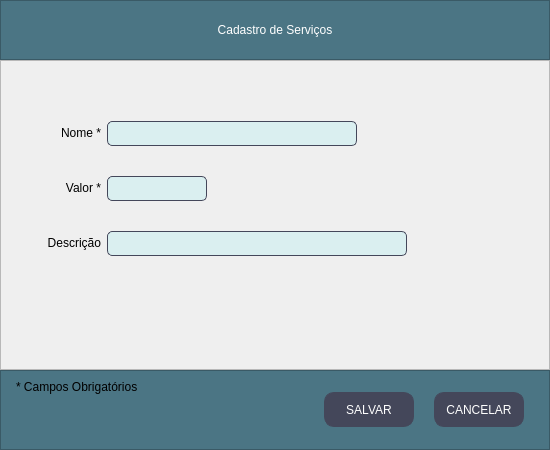
elianoli/funtura, file pages/ui_pages/servico.ui: the form before one commit.
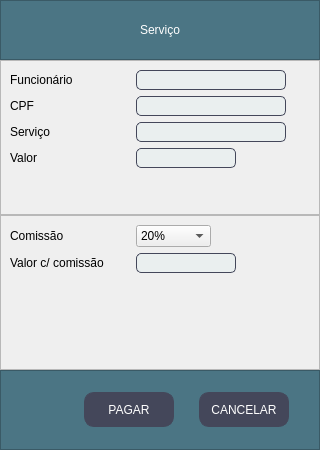
The form after the commit.

```diff
--- a/pages/ui_pages/servico.ui
+++ b/pages/ui_pages/servico.ui
@@ -9,19 +9,19 @@
    <rect>
     <x>0</x>
     <y>0</y>
-    <width>550</width>
+    <width>320</width>
     <height>450</height>
    </rect>
   </property>
   <property name="minimumSize">
    <size>
-    <width>550</width>
+    <width>320</width>
     <height>450</height>
    </size>
   </property>
   <property name="maximumSize">
    <size>
-    <width>550</width>
+    <width>320</width>
     <height>450</height>
    </size>
   </property>
@@ -29,6 +29,29 @@
    <string>MainWindow</string>
   </property>
   <widget class="QWidget" name="centralwidget">
+   <property name="styleSheet">
+    <string notr="true">QLineEdit{
+	border-radius: 5px;
+	border: 0.5px solid #44475a;
+	font:11pt &quot;MS Shell Dlg 2&quot;;
+	padding: 1px;
+	background-color: #eaefef;
+}
+
+QLineEdit:focus{
+	border: 1.5px solid #44475a;
+}
+
+QLabel{
+	font: 75 11pt &quot;Arial&quot;;
+}
+QComboBox{
+	font: 9pt &quot;MS Shell Dlg 2&quot;;
+}
+QDateEdit{
+	font: 9pt &quot;MS Shell Dlg 2&quot;;
+}</string>
+   </property>
    <layout class="QVBoxLayout" name="verticalLayout">
     <property name="spacing">
      <number>0</number>
@@ -68,16 +91,34 @@
       <property name="frameShadow">
        <enum>QFrame::Raised</enum>
       </property>
-      <layout class="QHBoxLayout" name="horizontalLayout_2">
+      <layout class="QHBoxLayout" name="horizontalLayout">
+       <property name="leftMargin">
+        <number>9</number>
+       </property>
+       <property name="topMargin">
+        <number>9</number>
+       </property>
        <item>
-        <widget class="QLabel" name="label_titulo">
+        <widget class="QLabel" name="label">
+         <property name="minimumSize">
+          <size>
+           <width>300</width>
+           <height>30</height>
+          </size>
+         </property>
+         <property name="maximumSize">
+          <size>
+           <width>300</width>
+           <height>30</height>
+          </size>
+         </property>
          <property name="styleSheet">
           <string notr="true">font: 87 12pt &quot;Arial Black&quot;;
 color: rgb(255, 255, 255);
 </string>
          </property>
          <property name="text">
-          <string>Cadastro de Serviços</string>
+          <string>Serviço</string>
          </property>
          <property name="alignment">
           <set>Qt::AlignCenter</set>
@@ -89,33 +130,6 @@
     </item>
     <item>
      <widget class="QFrame" name="frame_2">
-      <property name="minimumSize">
-       <size>
-        <width>70</width>
-        <height>0</height>
-       </size>
-      </property>
-      <property name="styleSheet">
-       <string notr="true">QLineEdit, QTextEdit{
-	border-radius: 5px;
-	border: 0.5px solid #44475a;
-	font:11pt &quot;MS Shell Dlg 2&quot;;
-	padding: 1px;
-	background-color: #DAEFF0;
-}
-QLabel{
-	font: 75 11pt &quot;Arial&quot;;
-}
-QComboBox{
-	font: 9pt &quot;MS Shell Dlg 2&quot;;
-}
-QDateEdit{
-	font: 9pt &quot;MS Shell Dlg 2&quot;;
-}
-QLineEdit:focus{
-	border: 1.5px solid #44475a;
-}</string>
-      </property>
       <property name="frameShape">
        <enum>QFrame::StyledPanel</enum>
       </property>
@@ -123,31 +137,16 @@
        <enum>QFrame::Raised</enum>
       </property>
       <layout class="QFormLayout" name="formLayout">
-       <property name="verticalSpacing">
-        <number>30</number>
-       </property>
-       <property name="leftMargin">
-        <number>30</number>
-       </property>
-       <property name="topMargin">
-        <number>60</number>
-       </property>
        <item row="0" column="0">
         <widget class="QLabel" name="nome_label">
          <property name="minimumSize">
           <size>
-           <width>70</width>
+           <width>120</width>
            <height>0</height>
           </size>
          </property>
          <property name="text">
-          <string>Nome *</string>
-         </property>
-         <property name="alignment">
-          <set>Qt::AlignRight|Qt::AlignTrailing|Qt::AlignVCenter</set>
-         </property>
-         <property name="textInteractionFlags">
-          <set>Qt::LinksAccessibleByMouse</set>
+          <string>Funcionário</string>
          </property>
         </widget>
        </item>
@@ -155,93 +154,188 @@
         <widget class="QLineEdit" name="nome">
          <property name="minimumSize">
           <size>
-           <width>250</width>
-           <height>25</height>
+           <width>150</width>
+           <height>0</height>
           </size>
          </property>
          <property name="maximumSize">
           <size>
-           <width>250</width>
-           <height>25</height>
+           <width>150</width>
+           <height>16777215</height>
           </size>
          </property>
-         <property name="clearButtonEnabled">
+         <property name="readOnly">
           <bool>true</bool>
          </property>
         </widget>
        </item>
        <item row="1" column="0">
-        <widget class="QLabel" name="valor_label">
-         <property name="minimumSize">
-          <size>
-           <width>70</width>
-           <height>0</height>
-          </size>
-         </property>
+        <widget class="QLabel" name="label_5">
          <property name="text">
-          <string>Valor *</string>
-         </property>
-         <property name="alignment">
-          <set>Qt::AlignRight|Qt::AlignTrailing|Qt::AlignVCenter</set>
-         </property>
-         <property name="textInteractionFlags">
-          <set>Qt::LinksAccessibleByMouse</set>
+          <string>CPF</string>
          </property>
         </widget>
        </item>
        <item row="1" column="1">
-        <widget class="QLineEdit" name="valor">
-         <property name="minimumSize">
-          <size>
-           <width>100</width>
-           <height>25</height>
-          </size>
-         </property>
+        <widget class="QLineEdit" name="line_cpf">
          <property name="maximumSize">
           <size>
-           <width>100</width>
-           <height>25</height>
+           <width>150</width>
+           <height>16777215</height>
           </size>
          </property>
-         <property name="clearButtonEnabled">
+         <property name="readOnly">
           <bool>true</bool>
          </property>
         </widget>
        </item>
        <item row="2" column="0">
-        <widget class="QLabel" name="descricao_label">
-         <property name="minimumSize">
-          <size>
-           <width>70</width>
-           <height>0</height>
-          </size>
-         </property>
+        <widget class="QLabel" name="label_6">
          <property name="text">
-          <string>Descrição</string>
-         </property>
-         <property name="alignment">
-          <set>Qt::AlignRight|Qt::AlignTrailing|Qt::AlignVCenter</set>
-         </property>
-         <property name="textInteractionFlags">
-          <set>Qt::LinksAccessibleByMouse</set>
+          <string>Serviço</string>
          </property>
         </widget>
        </item>
        <item row="2" column="1">
-        <widget class="QLineEdit" name="descricao">
+        <widget class="QLineEdit" name="line_ser">
+         <property name="maximumSize">
+          <size>
+           <width>150</width>
+           <height>16777215</height>
+          </size>
+         </property>
+         <property name="readOnly">
+          <bool>true</bool>
+         </property>
+        </widget>
+       </item>
+       <item row="3" column="0">
+        <widget class="QLabel" name="label_7">
+         <property name="text">
+          <string>Valor</string>
+         </property>
+        </widget>
+       </item>
+       <item row="3" column="1">
+        <widget class="QLineEdit" name="line_val">
+         <property name="maximumSize">
+          <size>
+           <width>100</width>
+           <height>16777215</height>
+          </size>
+         </property>
+         <property name="readOnly">
+          <bool>true</bool>
+         </property>
+        </widget>
+       </item>
+      </layout>
+     </widget>
+    </item>
+    <item>
+     <widget class="QFrame" name="frame_4">
+      <property name="frameShape">
+       <enum>QFrame::StyledPanel</enum>
+      </property>
+      <property name="frameShadow">
+       <enum>QFrame::Raised</enum>
+      </property>
+      <layout class="QFormLayout" name="formLayout_2">
+       <item row="0" column="0">
+        <widget class="QLabel" name="label_2">
          <property name="minimumSize">
           <size>
-           <width>300</width>
-           <height>25</height>
+           <width>120</width>
+           <height>0</height>
           </size>
          </property>
+         <property name="text">
+          <string>Comissão</string>
+         </property>
+        </widget>
+       </item>
+       <item row="0" column="1">
+        <widget class="QComboBox" name="box_com">
          <property name="maximumSize">
           <size>
-           <width>300</width>
-           <height>25</height>
+           <width>75</width>
+           <height>16777215</height>
           </size>
          </property>
-         <property name="clearButtonEnabled">
+         <property name="styleSheet">
+          <string notr="true">QComboBox{
+	font: 10pt &quot;MS Shell Dlg 2&quot;;
+	background-color: none;
+}</string>
+         </property>
+         <item>
+          <property name="text">
+           <string>20%</string>
+          </property>
+         </item>
+         <item>
+          <property name="text">
+           <string>25%</string>
+          </property>
+         </item>
+         <item>
+          <property name="text">
+           <string>33%</string>
+          </property>
+         </item>
+         <item>
+          <property name="text">
+           <string>40%</string>
+          </property>
+         </item>
+         <item>
+          <property name="text">
+           <string>50%</string>
+          </property>
+         </item>
+         <item>
+          <property name="text">
+           <string>60%</string>
+          </property>
+         </item>
+         <item>
+          <property name="text">
+           <string>67%</string>
+          </property>
+         </item>
+         <item>
+          <property name="text">
+           <string>75%</string>
+          </property>
+         </item>
+         <item>
+          <property name="text">
+           <string>80%</string>
+          </property>
+         </item>
+         <item>
+          <property name="text">
+           <string>100%</string>
+          </property>
+         </item>
+        </widget>
+       </item>
+       <item row="1" column="0">
+        <widget class="QLabel" name="label_3">
+         <property name="text">
+          <string>Valor c/ comissão</string>
+         </property>
+        </widget>
+       </item>
+       <item row="1" column="1">
+        <widget class="QLineEdit" name="line_val_com">
+         <property name="maximumSize">
+          <size>
+           <width>100</width>
+           <height>16777215</height>
+          </size>
+         </property>
+         <property name="readOnly">
           <bool>true</bool>
          </property>
         </widget>
@@ -272,29 +366,13 @@
       <property name="frameShadow">
        <enum>QFrame::Raised</enum>
       </property>
-      <layout class="QHBoxLayout" name="horizontalLayout">
+      <layout class="QHBoxLayout" name="horizontalLayout_2">
        <property name="spacing">
-        <number>20</number>
-       </property>
-       <property name="leftMargin">
-        <number>15</number>
-       </property>
-       <property name="rightMargin">
         <number>25</number>
        </property>
-       <item>
-        <widget class="QLabel" name="label">
-         <property name="styleSheet">
-          <string notr="true">font: 75 11pt &quot;MS Shell Dlg 2&quot;;</string>
-         </property>
-         <property name="text">
-          <string>* Campos Obrigatórios</string>
-         </property>
-         <property name="alignment">
-          <set>Qt::AlignLeading|Qt::AlignLeft|Qt::AlignTop</set>
-         </property>
-        </widget>
-       </item>
+       <property name="rightMargin">
+        <number>30</number>
+       </property>
        <item>
         <spacer name="horizontalSpacer">
          <property name="orientation">
@@ -302,26 +380,14 @@
          </property>
          <property name="sizeHint" stdset="0">
           <size>
-           <width>337</width>
-           <height>57</height>
+           <width>276</width>
+           <height>20</height>
           </size>
          </property>
         </spacer>
        </item>
        <item>
-        <widget class="QPushButton" name="botao_salvar">
-         <property name="minimumSize">
-          <size>
-           <width>90</width>
-           <height>35</height>
-          </size>
-         </property>
-         <property name="maximumSize">
-          <size>
-           <width>90</width>
-           <height>35</height>
-          </size>
-         </property>
+        <widget class="QPushButton" name="btn_pagar">
          <property name="styleSheet">
           <string notr="true">QPushButton{
 	font: 87 8pt &quot;Arial Black&quot;;
@@ -329,38 +395,22 @@
 	border-radius: 10px;
 	color: rgb(255, 255, 255);
 	background-color: #44475a;
+	min-width: 88;
+	max-width: 88;
+	min-height: 33;
+	max-height: 33;
 }
 QPushButton:hover{
 	background-color: #4f5368;
-}
-
-</string>
+}</string>
          </property>
          <property name="text">
-          <string>SALVAR</string>
+          <string>PAGAR</string>
          </property>
         </widget>
        </item>
        <item>
-        <widget class="QPushButton" name="botao_cancelar">
-         <property name="sizePolicy">
-          <sizepolicy hsizetype="Fixed" vsizetype="Fixed">
-           <horstretch>0</horstretch>
-           <verstretch>0</verstretch>
-          </sizepolicy>
-         </property>
-         <property name="minimumSize">
-          <size>
-           <width>90</width>
-           <height>35</height>
-          </size>
-         </property>
-         <property name="maximumSize">
-          <size>
-           <width>90</width>
-           <height>35</height>
-          </size>
-         </property>
+        <widget class="QPushButton" name="btn_cancelar">
          <property name="styleSheet">
           <string notr="true">QPushButton{
 	font: 87 8pt &quot;Arial Black&quot;;
@@ -368,6 +418,10 @@
 	border-radius: 10px;
 	color: rgb(255, 255, 255);
 	background-color: #44475a;
+	min-width: 88;
+	max-width: 88;
+	min-height: 33;
+	max-height: 33;
 }
 QPushButton:hover{
 	background-color: #4f5368;
```
Left out of the diff: 11 changed lines with no effect on the pictures.
